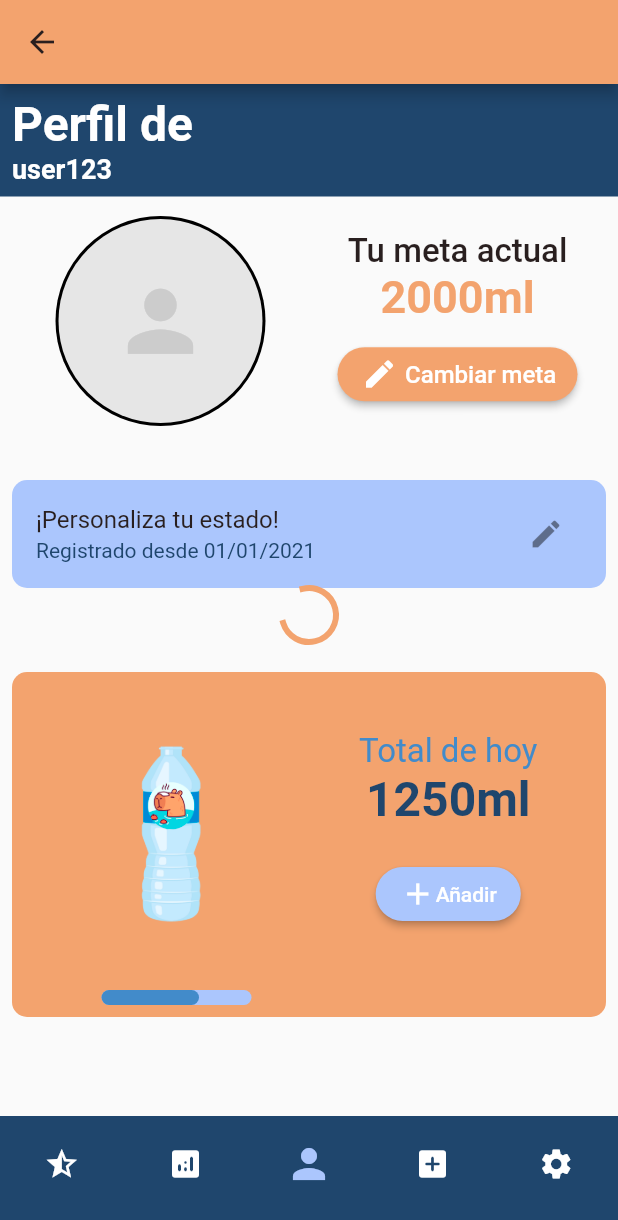
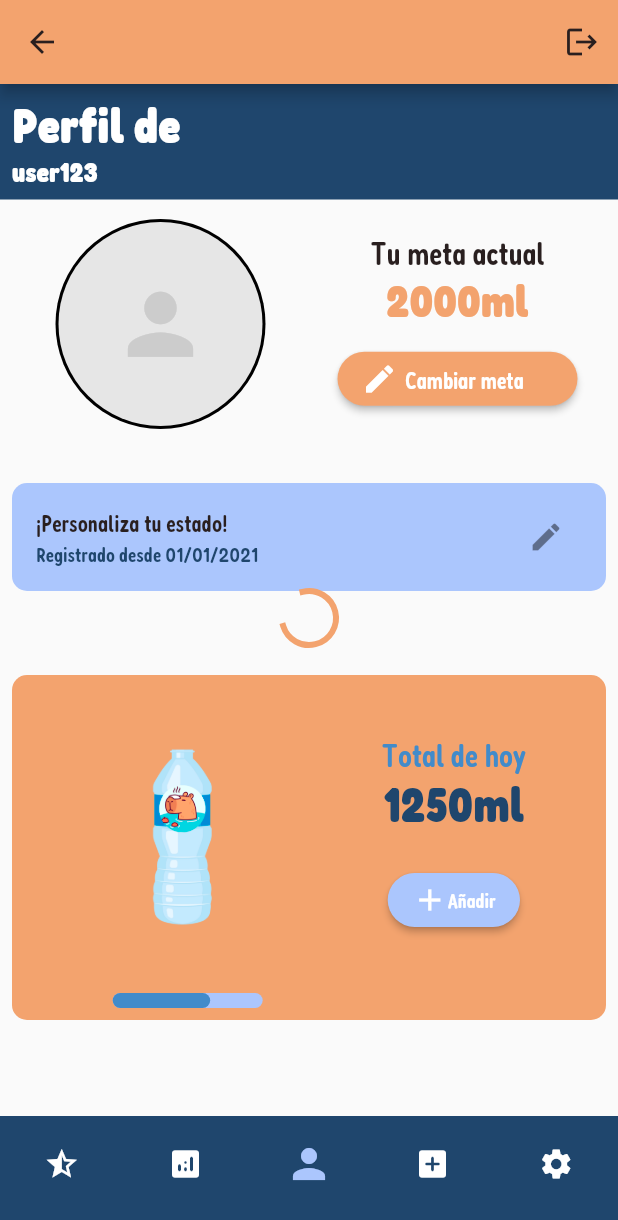
Before and after one commit to cinthya-g/AguaCapiPDM, a Flutter app: the HomePage screen opened directly, on a phone screen of 412 x 824 dp. Shown: the top 1220 px of the screen. Run offline on Flutter 3.47's test engine with Material 2 defaults, Android fonts, the phone set to English and light mode, and no system bars; our stand-ins replace bloc, equatable, firebase_auth, firebase_core, fl_chart, flutter_bloc and 4 more; accounts and stored records are empty.

Commit message:
Actualizacion de appbar para que este igaul que lo de tia
REzos pa que funcione

```diff
--- a/aguacapi/lib/content/home_page.dart
+++ b/aguacapi/lib/content/home_page.dart
@@ -1,3 +1,4 @@
+import 'package:aguacapi/auth/bloc/auth_bloc.dart';
 import 'package:aguacapi/content/perfil.dart';
 import 'package:aguacapi/controller/global_controller.dart';
 import 'package:flutter/material.dart';
@@ -6,6 +7,7 @@ import 'package:aguacapi/content/ranking.dart';
 import 'package:aguacapi/content/estadisticas.dart';
 import 'package:aguacapi/content/nuevo_consumo.dart';
 import 'package:aguacapi/colors/colors.dart';
+import 'package:flutter_bloc/flutter_bloc.dart';
 import 'package:get/get.dart';
 import 'package:intl/number_symbols_data.dart';
 
@@ -42,7 +44,16 @@ class _HomePageState extends State<HomePage> {
   @override
   Widget build(BuildContext context) {
     return Scaffold(
-      appBar: AppBar(),
+      appBar: AppBar(
+        actions: [
+          IconButton(
+            icon: Icon(Icons.logout, semanticLabel: 'logout'),
+            onPressed: () {
+              BlocProvider.of<AuthBloc>(context).add(SignOutEvent());
+            },
+          ),
+        ],
+      ),
       body: IndexedStack(
         index: currentIndex,
         children: _pagelist,
```
Also changed, not shown: aguacapi/pubspec.yaml (+7 -4 lines).
